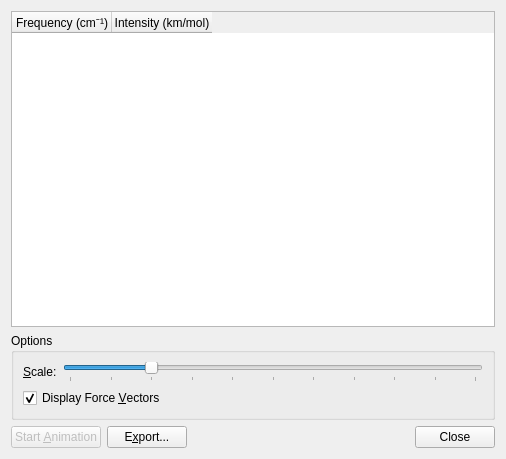
First picture: the form in libavogadro/src/extensions/vibrationdialog.ui, repository cryos/avogadro, before the edit.
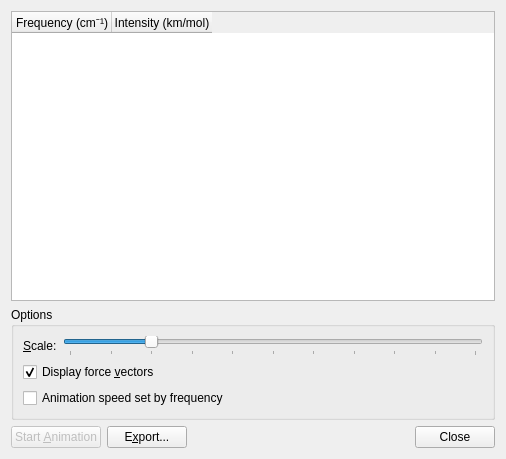
Second picture: the form after the edit.

Commit message: Added feature for faster vibration animations for high-frequency modes. Currently crashes for unknown reason.

```diff
--- a/libavogadro/src/extensions/vibrationdialog.ui
+++ b/libavogadro/src/extensions/vibrationdialog.ui
@@ -94,13 +94,23 @@
       <item>
        <widget class="QCheckBox" name="displayForcesCheckBox">
         <property name="text">
-         <string>Display Force &amp;Vectors</string>
+         <string>Display force &amp;vectors</string>
         </property>
         <property name="checked">
          <bool>true</bool>
         </property>
        </widget>
       </item>
+      <item>
+       <widget class="QCheckBox" name="animationSpeedCheckBox">
+        <property name="toolTip">
+         <string>higher frequency vibrations will show faster movement</string>
+        </property>
+        <property name="text">
+         <string>Animation speed set by frequency</string>
+        </property>
+       </widget>
+      </item>
      </layout>
     </widget>
    </item>
```
The commit also changes 4 other files.
